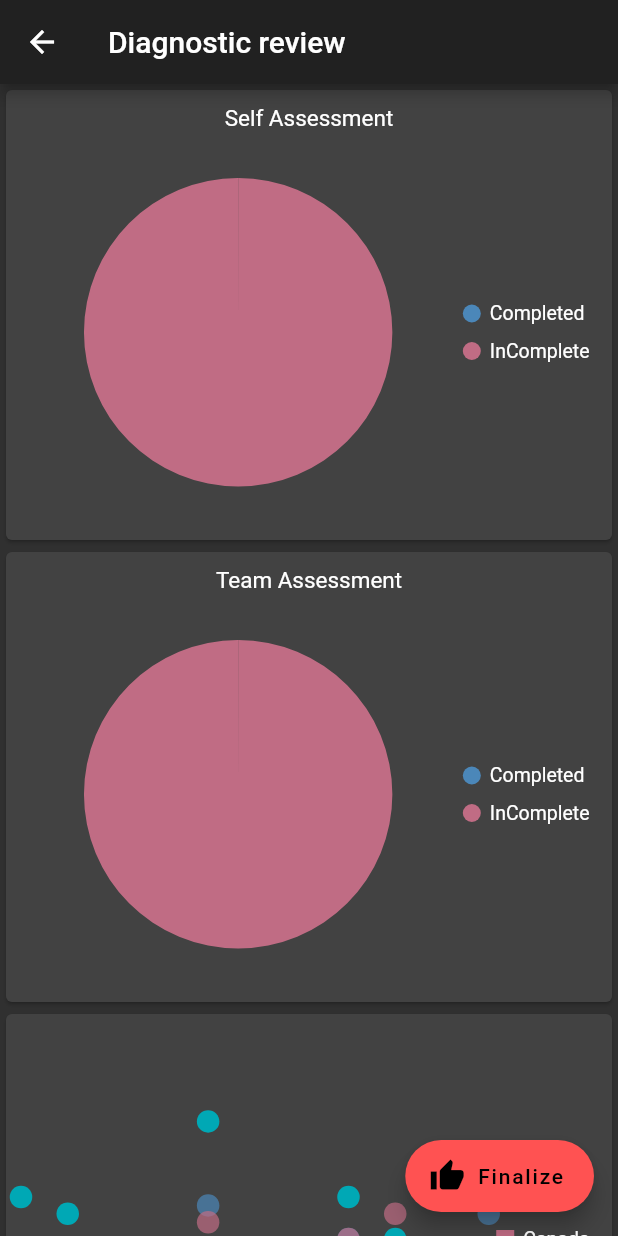
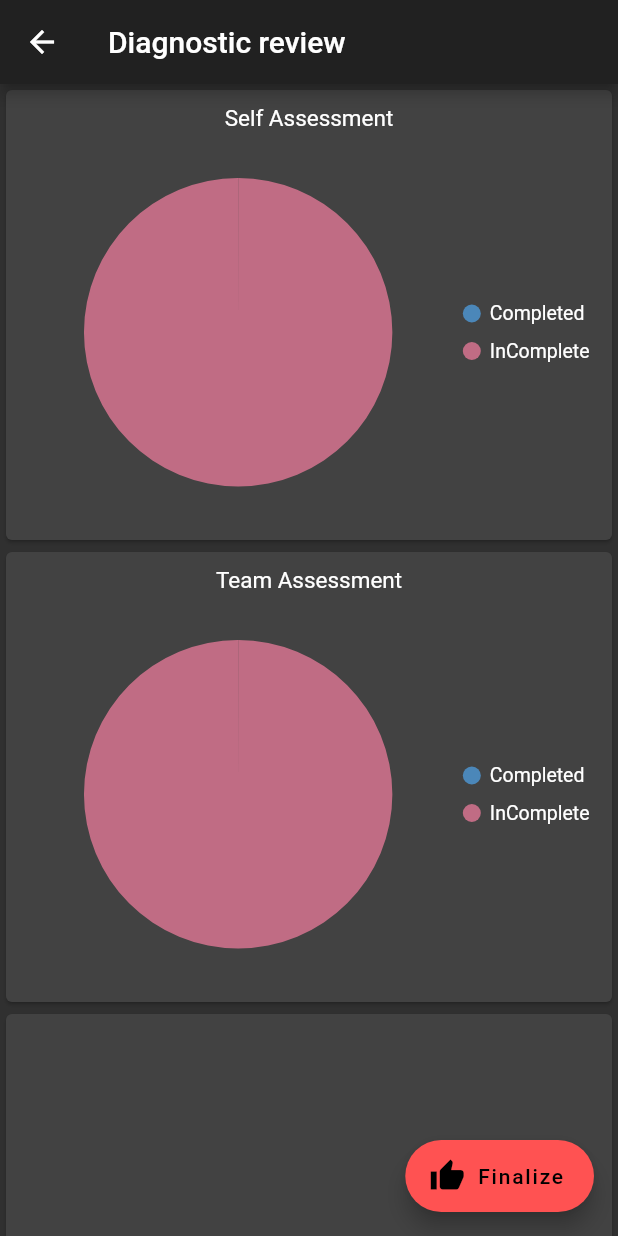
Before and after one commit to brimatechgit/sankofa_sme_exec, a Flutter app: the DiagnosisGraphPage screen opened directly with empty values, on a phone screen of 412 x 824 dp. Run offline on Flutter 3.47's test engine with Material 2 defaults, Android fonts, the phone set to English and light mode, and no system bars; our stand-ins replace cloud_firestore, email_validator, expansion_tile_card, firebase_auth, firebase_core, flutter_signin_button and 4 more; missing offline and left inert: email_auth, filter_list, firebase_auth_oauth, flutter_email_sender, flutter_facebook_auth, mailer and 1 more; accounts and stored records are empty.

Commit message:
!chart changes

```diff
--- a/lib/screens/diagnosisGraphsPage.dart
+++ b/lib/screens/diagnosisGraphsPage.dart
@@ -78,25 +78,25 @@ class _DiagnosisGraphPageState extends State<DiagnosisGraphPage> {
               ),
             ),
 
-            Card(
-              child: SfCartesianChart(
-                plotAreaBorderWidth: 0,
-                title: ChartTitle(text: ''),
-                legend: Legend(isVisible: true),
-                primaryXAxis: DateTimeAxis(
-                  isVisible: false,
-                  labelIntersectAction: AxisLabelIntersectAction.multipleRows,
-                  majorGridLines: const MajorGridLines(width: 0),
-                ),
-                primaryYAxis: NumericAxis(
-                    labelFormat: '{value}%',
-                    isVisible: false,
-                    axisLine: const AxisLine(width: 0),
-                    minorTickLines: const MinorTickLines(size: 0)),
-                tooltipBehavior: TooltipBehavior(enable: false),
-                series: _getDefaultScatterSeries(),
-              ),
-            ),
+            // Card(
+            //   child: SfCartesianChart(
+            //     plotAreaBorderWidth: 0,
+            //     title: ChartTitle(text: ''),
+            //     legend: Legend(isVisible: true),
+            //     primaryXAxis: DateTimeAxis(
+            //       isVisible: false,
+            //       labelIntersectAction: AxisLabelIntersectAction.multipleRows,
+            //       majorGridLines: const MajorGridLines(width: 0),
+            //     ),
+            //     primaryYAxis: NumericAxis(
+            //         labelFormat: '{value}%',
+            //         isVisible: false,
+            //         axisLine: const AxisLine(width: 0),
+            //         minorTickLines: const MinorTickLines(size: 0)),
+            //     tooltipBehavior: TooltipBehavior(enable: false),
+            //     series: _getDefaultScatterSeries(),
+            //   ),
+            // ),
 
 //show all team members their med and short term skills
 
@@ -118,7 +118,7 @@ class _DiagnosisGraphPageState extends State<DiagnosisGraphPage> {
                       DocumentSnapshot snap = snapshot.data!.docs[i];
                       chartItems.add(
                         ChartSampleData(
-                          x: DateTime(2012), //team short term assessm avr
+                          x: 15.0, //team short term assessm avr
                           y: 0.11, //team mid term assessm avr
                           yValue: -2.03, //team short term assessm avr
                           secondSeriesYValue:
@@ -143,8 +143,8 @@ class _DiagnosisGraphPageState extends State<DiagnosisGraphPage> {
                             axisLine: const AxisLine(width: 0),
                             minorTickLines: const MinorTickLines(size: 0)),
                         tooltipBehavior: TooltipBehavior(enable: false),
-                        series: <ScatterSeries<ChartSampleData, DateTime>>[
-                          ScatterSeries<ChartSampleData, DateTime>(
+                        series: <ScatterSeries<ChartSampleData, double>>[
+                          ScatterSeries<ChartSampleData, double>(
                               dataSource: chartItems,
                               opacity: 0.7,
                               xValueMapper: (ChartSampleData sales, _) =>
@@ -154,7 +154,7 @@ class _DiagnosisGraphPageState extends State<DiagnosisGraphPage> {
                               markerSettings:
                                   const MarkerSettings(height: 15, width: 15),
                               name: 'Brazil'),
-                          ScatterSeries<ChartSampleData, DateTime>(
+                          ScatterSeries<ChartSampleData, double>(
                               opacity: 0.7,
                               dataSource: chartItems,
                               xValueMapper: (ChartSampleData sales, _) =>
@@ -164,7 +164,7 @@ class _DiagnosisGraphPageState extends State<DiagnosisGraphPage> {
                               markerSettings:
                                   const MarkerSettings(height: 15, width: 15),
                               name: 'Canada'),
-                          ScatterSeries<ChartSampleData, DateTime>(
+                          ScatterSeries<ChartSampleData, double>(
                             dataSource: chartItems,
                             color: const Color.fromRGBO(0, 168, 181, 1),
                             xValueMapper: (ChartSampleData sales, _) => sales.x,
@@ -257,87 +257,87 @@ class _DiagnosisGraphPageState extends State<DiagnosisGraphPage> {
 
   /// Returns the list of chart series
   /// which need to render on the scatter chart.
-  List<ScatterSeries<ChartSampleData, DateTime>> _getDefaultScatterSeries() {
-    final List<ChartSampleData> chartData = <ChartSampleData>[
-      ChartSampleData(
-          x: DateTime(2006, 1, 1),
-          y: 0.01,
-          yValue: -0.03,
-          secondSeriesYValue: 0.10),
-      ChartSampleData(
-          x: DateTime(2007, 1, 1),
-          y: 0.03,
-          yValue: -0.02,
-          secondSeriesYValue: 0.08),
-      ChartSampleData(
-          x: DateTime(2008, 1, 1),
-          y: -0.06,
-          yValue: -0.13,
-          secondSeriesYValue: -0.03),
-      ChartSampleData(
-          x: DateTime(2009, 1, 1),
-          y: -0.03,
-          yValue: -0.04,
-          secondSeriesYValue: 0.04),
-      ChartSampleData(
-          x: DateTime(2010, 1, 1),
-          y: 0.09,
-          yValue: 0.07,
-          secondSeriesYValue: 0.19),
-      ChartSampleData(
-          x: DateTime(2011, 1, 1), y: 0, yValue: 0.04, secondSeriesYValue: 0),
-      ChartSampleData(
-          x: DateTime(2012, 1, 1),
-          y: 0.01,
-          yValue: -0.01,
-          secondSeriesYValue: -0.09),
-      ChartSampleData(
-          x: DateTime(2013, 1, 1),
-          y: 0.05,
-          yValue: 0.05,
-          secondSeriesYValue: 0.10),
-      ChartSampleData(
-          x: DateTime(2014, 1, 1),
-          y: 0,
-          yValue: 0.08,
-          secondSeriesYValue: 0.05),
-      ChartSampleData(
-          x: DateTime(2015, 1, 1),
-          y: 0.1,
-          yValue: 0.01,
-          secondSeriesYValue: -0.04),
-      ChartSampleData(
-          x: DateTime(2016, 1, 1),
-          y: 0.08,
-          yValue: 0,
-          secondSeriesYValue: 0.02),
-    ];
+  // List<ScatterSeries<ChartSampleData, double>> _getDefaultScatterSeries() {
+  //   // final List<ChartSampleData> chartData = <ChartSampleData>[
+  //   //   ChartSampleData(
+  //   //       x: DateTime(2006, 1, 1),
+  //   //       y: 0.01,
+  //   //       yValue: -0.03,
+  //   //       secondSeriesYValue: 0.10),
+  //   //   ChartSampleData(
+  //   //       x: DateTime(2007, 1, 1),
+  //   //       y: 0.03,
+  //   //       yValue: -0.02,
+  //   //       secondSeriesYValue: 0.08),
+  //   //   ChartSampleData(
+  //   //       x: DateTime(2008, 1, 1),
+  //   //       y: -0.06,
+  //   //       yValue: -0.13,
+  //   //       secondSeriesYValue: -0.03),
+  //   //   ChartSampleData(
+  //   //       x: DateTime(2009, 1, 1),
+  //   //       y: -0.03,
+  //   //       yValue: -0.04,
+  //   //       secondSeriesYValue: 0.04),
+  //   //   ChartSampleData(
+  //   //       x: DateTime(2010, 1, 1),
+  //   //       y: 0.09,
+  //   //       yValue: 0.07,
+  //   //       secondSeriesYValue: 0.19),
+  //   //   ChartSampleData(
+  //   //       x: DateTime(2011, 1, 1), y: 0, yValue: 0.04, secondSeriesYValue: 0),
+  //   //   ChartSampleData(
+  //   //       x: DateTime(2012, 1, 1),
+  //   //       y: 0.01,
+  //   //       yValue: -0.01,
+  //   //       secondSeriesYValue: -0.09),
+  //   //   ChartSampleData(
+  //   //       x: DateTime(2013, 1, 1),
+  //   //       y: 0.05,
+  //   //       yValue: 0.05,
+  //   //       secondSeriesYValue: 0.10),
+  //   //   ChartSampleData(
+  //   //       x: DateTime(2014, 1, 1),
+  //   //       y: 0,
+  //   //       yValue: 0.08,
+  //   //       secondSeriesYValue: 0.05),
+  //   //   ChartSampleData(
+  //   //       x: DateTime(2015, 1, 1),
+  //   //       y: 0.1,
+  //   //       yValue: 0.01,
+  //   //       secondSeriesYValue: -0.04),
+  //   //   ChartSampleData(
+  //   //       x: DateTime(2016, 1, 1),
+  //   //       y: 0.08,
+  //   //       yValue: 0,
+  //   //       secondSeriesYValue: 0.02),
+  //   // ];
 
-    return <ScatterSeries<ChartSampleData, DateTime>>[
-      ScatterSeries<ChartSampleData, DateTime>(
-          dataSource: chartData,
-          opacity: 0.7,
-          xValueMapper: (ChartSampleData sales, _) => sales.x,
-          yValueMapper: (ChartSampleData sales, _) => sales.y,
-          markerSettings: const MarkerSettings(height: 15, width: 15),
-          name: 'Brazil'),
-      ScatterSeries<ChartSampleData, DateTime>(
-          opacity: 0.7,
-          dataSource: chartData,
-          xValueMapper: (ChartSampleData sales, _) => sales.x,
-          yValueMapper: (ChartSampleData sales, _) => sales.yValue,
-          markerSettings: const MarkerSettings(height: 15, width: 15),
-          name: 'Canada'),
-      ScatterSeries<ChartSampleData, DateTime>(
-        dataSource: chartData,
-        color: const Color.fromRGBO(0, 168, 181, 1),
-        xValueMapper: (ChartSampleData sales, _) => sales.x,
-        yValueMapper: (ChartSampleData sales, _) => sales.secondSeriesYValue,
-        name: 'India',
-        markerSettings: const MarkerSettings(height: 15, width: 15),
-      )
-    ];
-  }
+  //   return <ScatterSeries<ChartSampleData, double>>[
+  //     ScatterSeries<ChartSampleData, double>(
+  //         dataSource: chartData,
+  //         opacity: 0.7,
+  //         xValueMapper: (ChartSampleData sales, _) => sales.x,
+  //         yValueMapper: (ChartSampleData sales, _) => sales.y,
+  //         markerSettings: const MarkerSettings(height: 15, width: 15),
+  //         name: 'Brazil'),
+  //     ScatterSeries<ChartSampleData, double>(
+  //         opacity: 0.7,
+  //         dataSource: chartData,
+  //         xValueMapper: (ChartSampleData sales, _) => sales.x,
+  //         yValueMapper: (ChartSampleData sales, _) => sales.yValue,
+  //         markerSettings: const MarkerSettings(height: 15, width: 15),
+  //         name: 'Canada'),
+  //     ScatterSeries<ChartSampleData, double>(
+  //       dataSource: chartData,
+  //       color: const Color.fromRGBO(0, 168, 181, 1),
+  //       xValueMapper: (ChartSampleData sales, _) => sales.x,
+  //       yValueMapper: (ChartSampleData sales, _) => sales.secondSeriesYValue,
+  //       name: 'India',
+  //       markerSettings: const MarkerSettings(height: 15, width: 15),
+  //     )
+  //   ];
+  // }
 }
 
 class GDPData {
@@ -352,7 +352,7 @@ class ChartSampleData {
       required this.y,
       required this.secondSeriesYValue,
       required this.yValue});
-  final DateTime x;
+  final double x;
   final double y;
   final double yValue;
   final double secondSeriesYValue;
```
